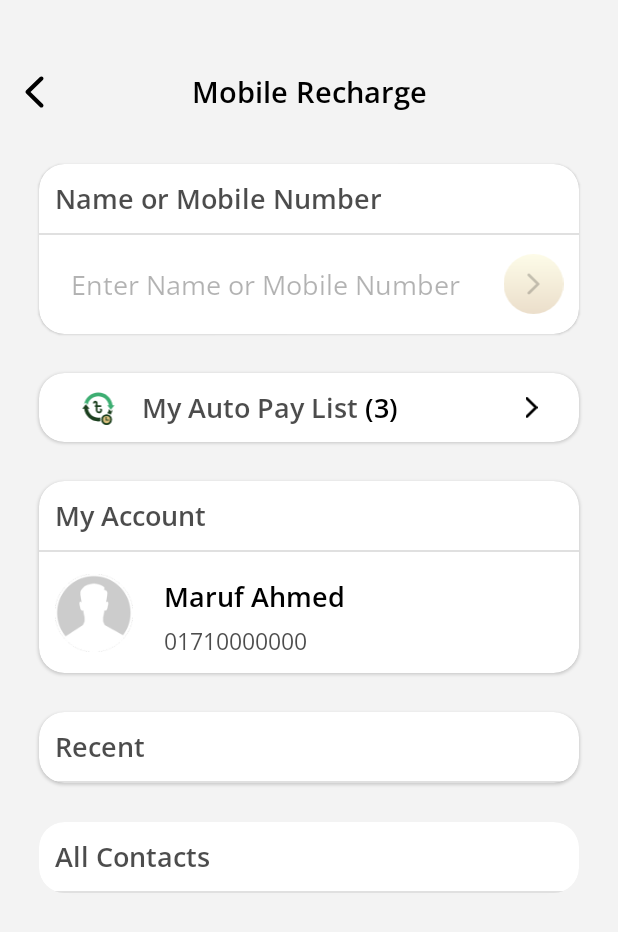
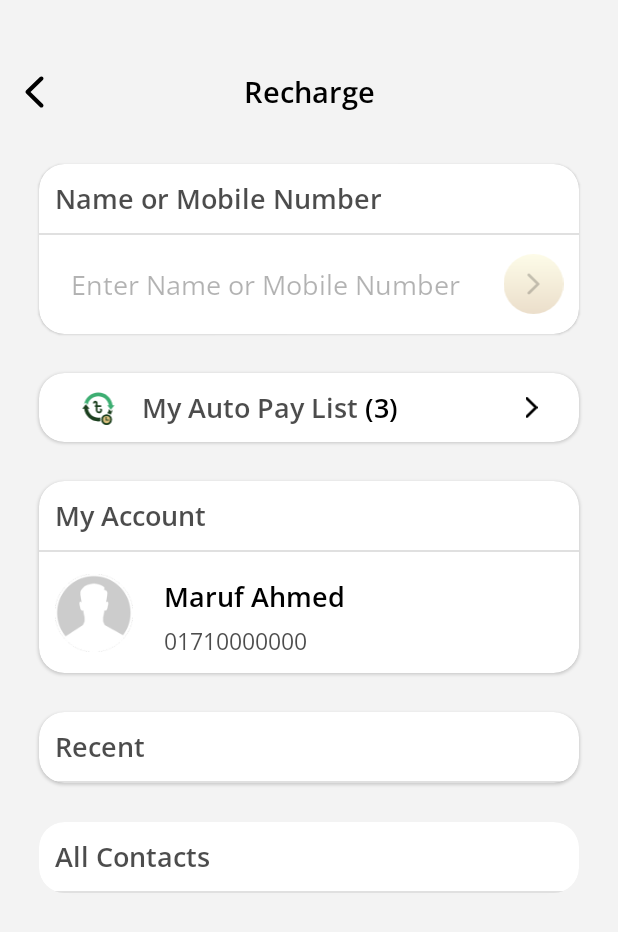
Before and after one commit to asfakur-rahat/UI-Practice, an Android app: the ServicesFragment screen opened through its navigation route, after a tap on "Recharge", on a phone screen of 412 x 824 dp. Shown: the top 932 px of the screen. Run offline under Robolectric (Android 15) with nearby library versions, the light colour scheme and no system bars; our stand-ins replace navigation-ui.

Commit message:
28-7-2024

```diff
--- a/app/src/main/java/com/ar/ui_practice/presentation/contacts/ContactsFragment.kt
+++ b/app/src/main/java/com/ar/ui_practice/presentation/contacts/ContactsFragment.kt
@@ -10,6 +10,7 @@ import android.widget.Toast
 import androidx.core.content.ContextCompat
 import androidx.fragment.app.Fragment
 import androidx.navigation.fragment.findNavController
+import androidx.navigation.fragment.navArgs
 import androidx.recyclerview.widget.LinearLayoutManager
 import androidx.vectordrawable.graphics.drawable.VectorDrawableCompat
 import com.ar.ui_practice.R
@@ -23,15 +24,16 @@ class ContactsFragment : Fragment(R.layout.fragment_contacts){
     private lateinit var binding: FragmentContactsBinding
     private lateinit var adapter: AllContactsAdapter
     private lateinit var adapter2: AllContactsAdapter
+    private val args: ContactsFragmentArgs by navArgs()
 
     override fun onViewCreated(view: View, savedInstanceState: Bundle?) {
         binding = FragmentContactsBinding.bind(view)
         super.onViewCreated(view, savedInstanceState)
         adapter = AllContactsAdapter{
-            findNavController().navigate(ContactsFragmentDirections.actionContactsFragmentToTopUpFragment(it.name, it.number))
+            findNavController().navigate(ContactsFragmentDirections.actionContactsFragmentToTopUpFragment(it.name, it.number, args.title))
         }
         adapter2 = AllContactsAdapter{
-            Toast.makeText(requireContext(), "Clicked on Recent Contacts ${it.name}", Toast.LENGTH_SHORT).show()
+            findNavController().navigate(ContactsFragmentDirections.actionContactsFragmentToTopUpFragment(it.name, it.number, args.title))
         }
         initView()
         loadContacts()
@@ -46,7 +48,7 @@ class ContactsFragment : Fragment(R.layout.fragment_contacts){
     }
 
     private fun initView() {
-        binding.actionBar.tvNavTitle.text = "Mobile Recharge"
+        binding.actionBar.tvNavTitle.text = args.title
         initTest()
     }
 
--- a/app/src/main/java/com/ar/ui_practice/presentation/services/ServicesFragment.kt
+++ b/app/src/main/java/com/ar/ui_practice/presentation/services/ServicesFragment.kt
@@ -24,8 +24,8 @@ class ServicesFragment : Fragment(R.layout.fragment_services) {
     }
 
     private fun initAdapter() {
-        adaptar = ServiceCategoryAdapter{ _ ->
-            findNavController().navigate(R.id.action_servicesFragment_to_contactsFragment)
+        adaptar = ServiceCategoryAdapter{ service ->
+            findNavController().navigate(ServicesFragmentDirections.actionServicesFragmentToContactsFragment(service.title))
         }
     }
 
--- a/app/src/main/java/com/ar/ui_practice/presentation/top_up/TopUpFragment.kt
+++ b/app/src/main/java/com/ar/ui_practice/presentation/top_up/TopUpFragment.kt
@@ -89,7 +89,7 @@ class TopUpFragment : Fragment() {
     private fun initView() {
         binding.contactName.text = args.name
         binding.contactNumber.text = args.number
-        binding.actionBar.tvNavTitle.text = "Mobile Recharge"
+        binding.actionBar.tvNavTitle.text = args.title
         binding.offers.apply {
             adapter = OffersAdapter { position ->
                 viewPager.setCurrentItem(position, true)
--- a/app/src/main/res/navigation/bottom_nav.xml
+++ b/app/src/main/res/navigation/bottom_nav.xml
@@ -27,6 +27,9 @@
         <action
             android:id="@+id/action_contactsFragment_to_topUpFragment"
             app:destination="@id/topUpFragment" />
+        <argument
+            android:name="title"
+            app:argType="string" />
     </fragment>
     <fragment
         android:id="@+id/topUpFragment"
@@ -39,5 +42,8 @@
         <argument
             android:name="number"
             app:argType="string" />
+        <argument
+            android:name="title"
+            app:argType="string" />
     </fragment>
 </navigation>
```
